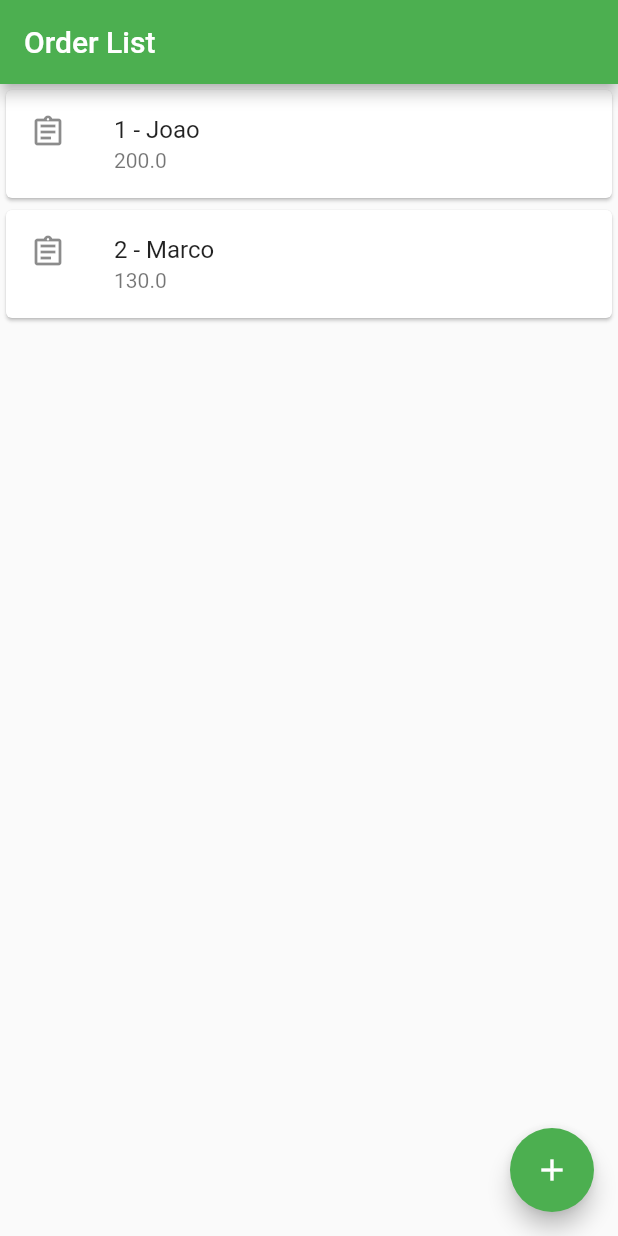
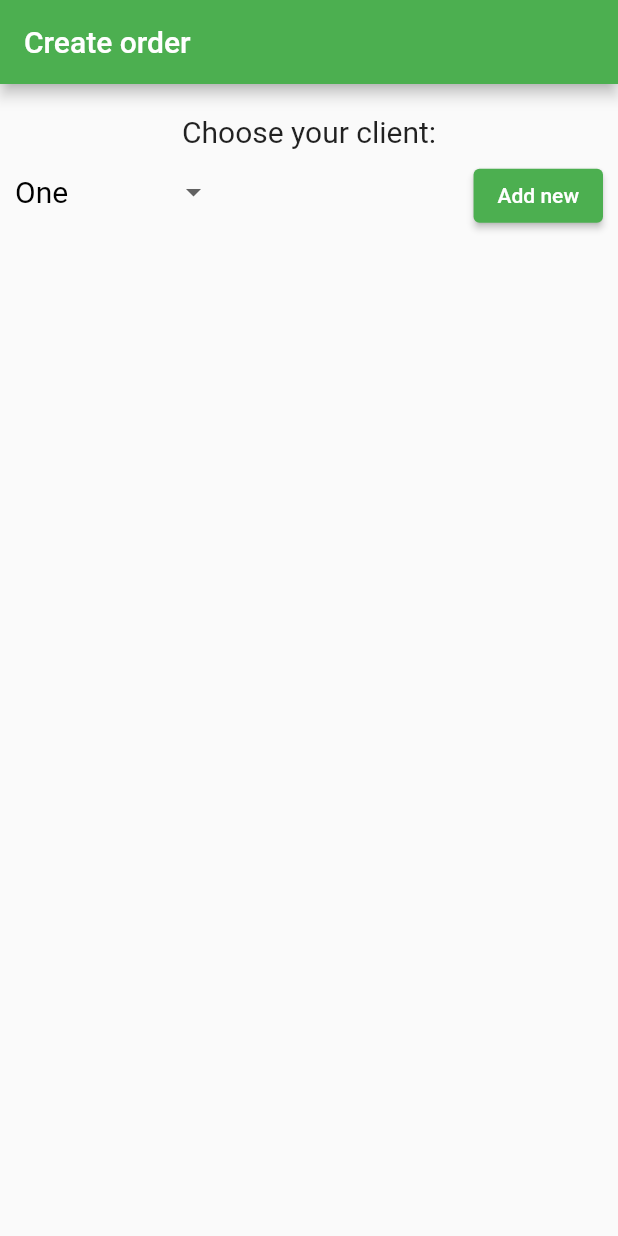
Before and after one commit to andrelake/order_flutter, a Flutter app: the screen it shows after launch, on a phone screen of 412 x 824 dp. Run offline on Flutter 3.47's test engine with Material 2 defaults, Android fonts, the phone set to English and light mode, and no system bars.

Commit message:
Started "create order" page

```diff
--- /dev/null
+++ b/lib/components/dropdown-client.component.dart
@@ -0,0 +1,39 @@
+import 'package:flutter/material.dart';
+
+class DropDownClient extends StatefulWidget {
+  @override
+  _DropDownClientState createState() => _DropDownClientState();
+}
+
+class _DropDownClientState extends State<DropDownClient> {
+  String dropdownValue = 'One';
+
+  @override
+  Widget build(BuildContext context) {
+    return Padding(
+      padding: const EdgeInsets.fromLTRB(10, 5, 5, 10),
+      child: DropdownButton<String>(
+        value: dropdownValue,
+        style: TextStyle(
+          fontSize: 20,
+          color: Colors.black,
+        ),
+        underline: Container(
+          height: 2,
+        ),
+        onChanged: (String? newvalue) {
+          setState(() {
+            dropdownValue = newvalue!;
+          });
+        },
+        items: <String>['One', 'Client2', 'Client33333', 'Client4']
+            .map<DropdownMenuItem<String>>((String value) {
+          return DropdownMenuItem<String>(
+            value: value,
+            child: Text(value),
+          );
+        }).toList(),
+      ),
+    );
+  }
+}
--- a/lib/main.dart
+++ b/lib/main.dart
@@ -1,5 +1,5 @@
 import 'package:flutter/material.dart';
-import 'pages/orderList.page.dart';
+import 'package:order_flutter/pages/orderForm.page.dart';
 
 void main() {
   runApp(MyApp());
@@ -14,7 +14,9 @@ class MyApp extends StatelessWidget {
         primarySwatch: Colors.green,
         visualDensity: VisualDensity.adaptivePlatformDensity,
       ),
-      home: OrderListPage(),
+      home: Scaffold(
+        body: OrderFormPage(),
+      )
     );
   }
 }
--- a/lib/model/client.dart
+++ b/lib/model/client.dart
@@ -1,5 +1,3 @@
-import 'package:flutter/material.dart';
-
 class Client {
   final int id;
   final String name;
--- a/lib/model/product.dart
+++ b/lib/model/product.dart
@@ -1,5 +1,3 @@
-import 'package:flutter/material.dart';
-
 class Product {
 
   final int id;
--- /dev/null
+++ b/lib/pages/orderForm.page.dart
@@ -0,0 +1,37 @@
+import 'package:flutter/material.dart';
+import 'package:order_flutter/components/dropdown-client.component.dart';
+
+class OrderFormPage extends StatelessWidget {
+  @override
+  Widget build(BuildContext context) {
+    return Scaffold(
+      appBar: AppBar(
+        title: Text('Create order'),
+      ),
+      body: Column(
+        children: [
+          SizedBox(height: 20,),
+          Text(
+              'Choose your client:',
+            style: TextStyle(
+              fontSize: 20
+            ),
+          ),
+          Row(
+            mainAxisAlignment: MainAxisAlignment.spaceBetween,
+            children: [
+              DropDownClient(),
+              Padding(
+                  padding: const EdgeInsets.fromLTRB(0, 0, 10, 0),
+                  child: ElevatedButton(
+                    child: Text('Add new'),
+                    onPressed: (){},
+                  ),
+              )
+            ]
+          )
+        ],
+      ),
+    );
+  }
+}
--- a/lib/pages/orderList.page.dart
+++ b/lib/pages/orderList.page.dart
@@ -25,6 +25,7 @@ class OrderListPage extends StatelessWidget {
         ),
       ),
       floatingActionButton: FloatingActionButton(
+        onPressed: () {  },
         child: Icon(Icons.add),
       ),
     );
--- a/pubspec.yaml
+++ b/pubspec.yaml
@@ -18,7 +18,7 @@ publish_to: 'none' # Remove this line if you wish to publish to pub.dev
 version: 1.0.0+1
 
 environment:
-  sdk: ">=2.7.0 <3.0.0"
+  sdk: '>=2.12.0 <3.0.0'
 
 dependencies:
   flutter:
```
Also changed, not shown: pubspec.lock.
